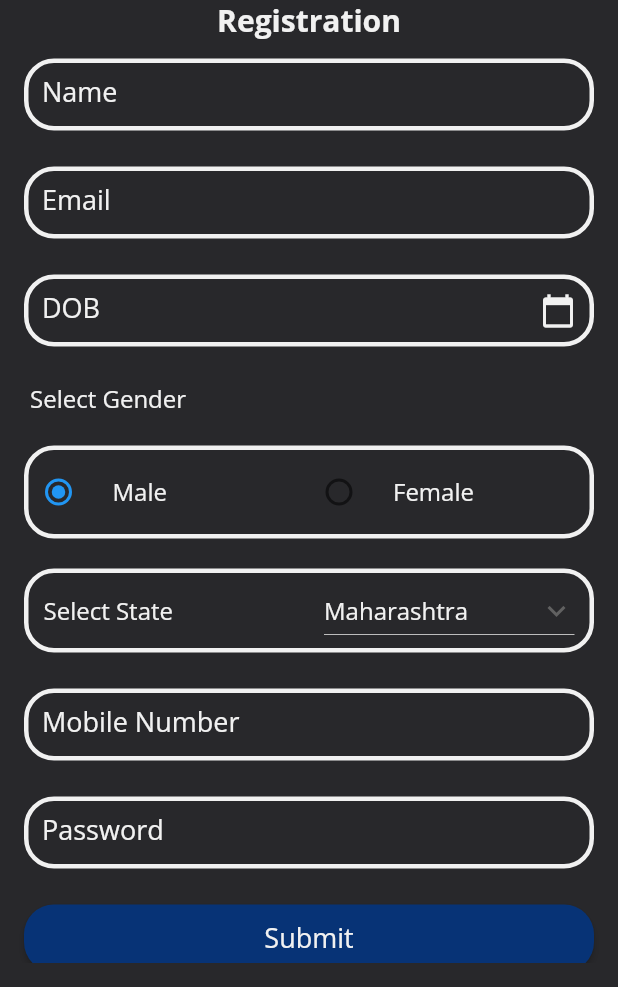
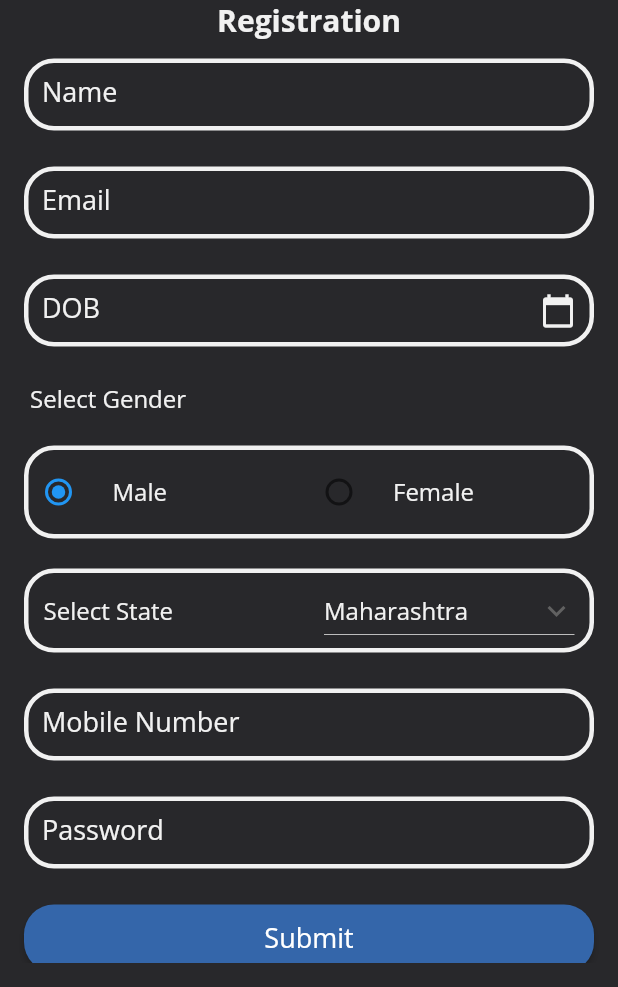
Before and after one commit to PrarthanaBhatt/movie_app, a Flutter app: the screen it shows after launch, after a tap on "Submit", after a tap on "Sign Up", on a phone screen of 412 x 824 dp, the part 249-1236 px from its top. Run offline on Flutter 3.47's test engine with Material 2 defaults, Android fonts, the phone set to English and light mode, and no system bars; our stand-ins replace connectivity_plus, dio, flutter_riverpod, go_router, image_picker, shared_preferences and 1 more; accounts and stored records are empty; project files that could hold a hidden picture were left out.

Commit message:
create common app button for login, registration

```diff
--- /dev/null
+++ b/lib/src/components/widgets/common_app_button.dart
@@ -0,0 +1,52 @@
+import 'package:flutter/material.dart';
+
+class CommonAppButton extends StatelessWidget {
+  final String text;
+  final VoidCallback onPressed;
+
+  CommonAppButton({
+    required this.text,
+    required this.onPressed,
+  });
+
+  @override
+  Widget build(BuildContext context) {
+    return Padding(
+      padding: const EdgeInsets.symmetric(horizontal: 8, vertical: 12.0),
+      child: Center(
+        child: SizedBox(
+          width: double.maxFinite,
+          height: 45,
+          child: ElevatedButton(
+            style: ElevatedButton.styleFrom(
+              shape: RoundedRectangleBorder(
+                borderRadius: BorderRadius.circular(20.0),
+              ),
+              padding:
+                  const EdgeInsets.symmetric(vertical: 10.0, horizontal: 24.0),
+              backgroundColor: const Color(0xFF3466AA),
+            ),
+            onPressed: onPressed,
+            child: Text(
+              text,
+              style: const TextStyle(
+                fontFamily: 'OpenSans',
+                fontSize: 18,
+                fontWeight: FontWeight.normal,
+              ),
+            ),
+          ),
+        ),
+      ),
+    );
+
+    // ElevatedButton(
+    //   onPressed: onPressed,
+    //   child: Text(text),
+    //   style: ElevatedButton.styleFrom(
+    //       // Customize button appearance here
+    //       // For example, you can set the background color, text color, padding, etc.
+    //       ),
+    // );
+  }
+}
--- a/lib/src/ui/auth/login/login_screen.dart
+++ b/lib/src/ui/auth/login/login_screen.dart
@@ -3,6 +3,7 @@ import 'package:flutter/services.dart';
 import 'package:flutter_riverpod/flutter_riverpod.dart';
 import 'package:go_router/go_router.dart';
 import 'package:movie_app/src/components/base/base_consumer_state.dart';
+import 'package:movie_app/src/components/widgets/common_app_button.dart';
 import 'package:movie_app/src/components/widgets/common_text_form_field.dart';
 import 'package:movie_app/src/providers/view_model_providers.dart';
 import 'package:movie_app/src/routes/routes.dart';
@@ -82,44 +83,18 @@ class _LoginScreen extends BaseConsumerState<LoginScreen, LoginScreenVm> {
                   return null;
                 },
               ),
-              Padding(
-                padding:
-                    const EdgeInsets.symmetric(horizontal: 8, vertical: 12.0),
-                child: Center(
-                  child: SizedBox(
-                    width: double.maxFinite,
-                    height: 45,
-                    child: ElevatedButton(
-                      style: ElevatedButton.styleFrom(
-                        shape: RoundedRectangleBorder(
-                          borderRadius: BorderRadius.circular(20.0),
-                        ),
-                        padding: const EdgeInsets.symmetric(
-                            vertical: 10.0, horizontal: 24.0),
-                        backgroundColor: const Color(0xFF3466AA),
-                      ),
+              CommonAppButton(
+                text: 'Submit',
                 onPressed: () {
                   if (_formKey.currentState!.validate()) {
                     viewModel.validateLogin(mobileNumberController.text,
                         passwordController.text, _onSuccess, _onFailure);
                   } else {
                     ScaffoldMessenger.of(context).showSnackBar(
-                            const SnackBar(
-                                content: Text('Invalid Crediential!')),
+                      const SnackBar(content: Text('Invalid Crediential!')),
                     );
                   }
                 },
-                      child: const Text(
-                        'Submit',
-                        style: TextStyle(
-                          fontFamily: 'OpenSans',
-                          fontSize: 18,
-                          fontWeight: FontWeight.normal,
-                        ),
-                      ),
-                    ),
-                  ),
-                ),
               ),
               const SizedBox(
                 height: 30,
--- a/lib/src/ui/auth/registration/registration_screen.dart
+++ b/lib/src/ui/auth/registration/registration_screen.dart
@@ -6,6 +6,7 @@ import 'package:go_router/go_router.dart';
 import 'package:intl/intl.dart';
 
 import 'package:movie_app/src/components/base/base_consumer_state.dart';
+import 'package:movie_app/src/components/widgets/common_app_button.dart';
 import 'package:movie_app/src/components/widgets/common_text_form_field.dart';
 import 'package:movie_app/src/constants/enum/gender.dart';
 import 'package:movie_app/src/providers/view_model_providers.dart';
@@ -284,22 +285,8 @@ class _RegistrationScreen
                     return null;
                   },
                 ),
-                Padding(
-                  padding:
-                      const EdgeInsets.symmetric(horizontal: 8, vertical: 12.0),
-                  child: Center(
-                    child: SizedBox(
-                      width: double.maxFinite,
-                      height: 45,
-                      child: ElevatedButton(
-                        style: ElevatedButton.styleFrom(
-                          shape: RoundedRectangleBorder(
-                            borderRadius: BorderRadius.circular(20.0),
-                          ),
-                          padding: const EdgeInsets.symmetric(
-                              vertical: 10.0, horizontal: 24.0),
-                          backgroundColor: const Color(0xFF073376),
-                        ),
+                CommonAppButton(
+                  text: 'Submit',
                   onPressed: () {
                     if (_formKey.currentState!.validate()) {
                       viewModel.validateRegistration(
@@ -327,18 +314,6 @@ class _RegistrationScreen
                       );
                     }
                   },
-                        child: const Text(
-                          'Submit',
-                          style: TextStyle(
-                            fontFamily: 'OpenSans',
-                            color: Color(0xFFF1F1F1),
-                            fontSize: 18,
-                            fontWeight: FontWeight.normal,
-                          ),
-                        ),
-                      ),
-                    ),
-                  ),
                 ),
               ],
             ),
```
Lines whose indentation alone changed are shown as unchanged.
